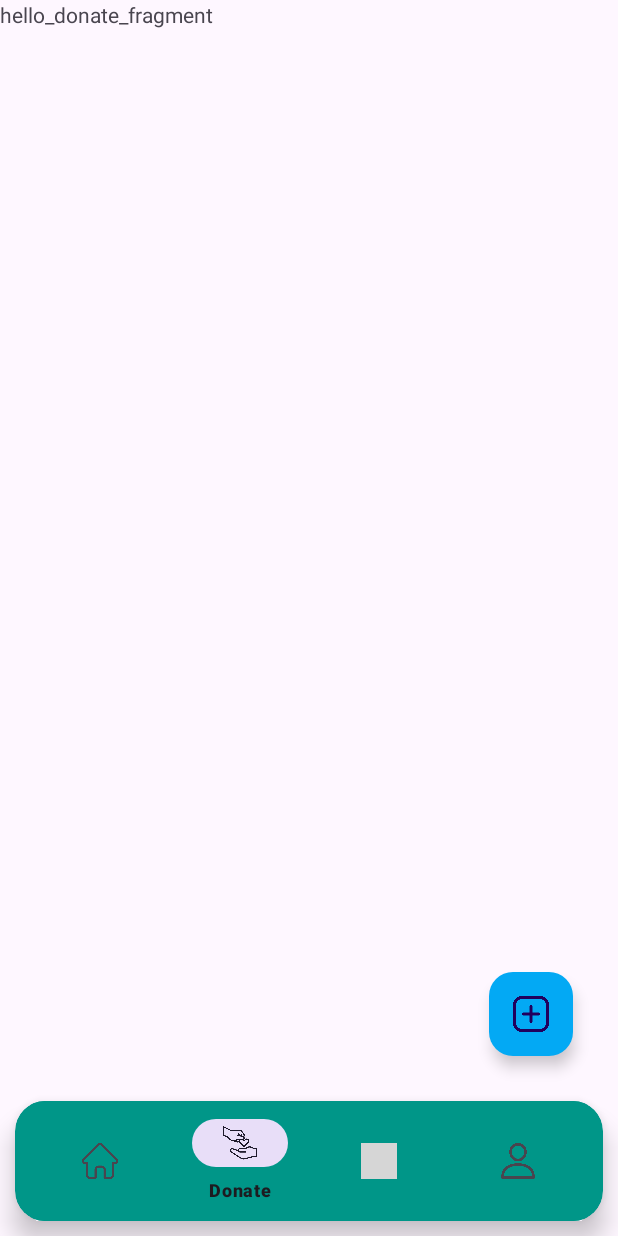
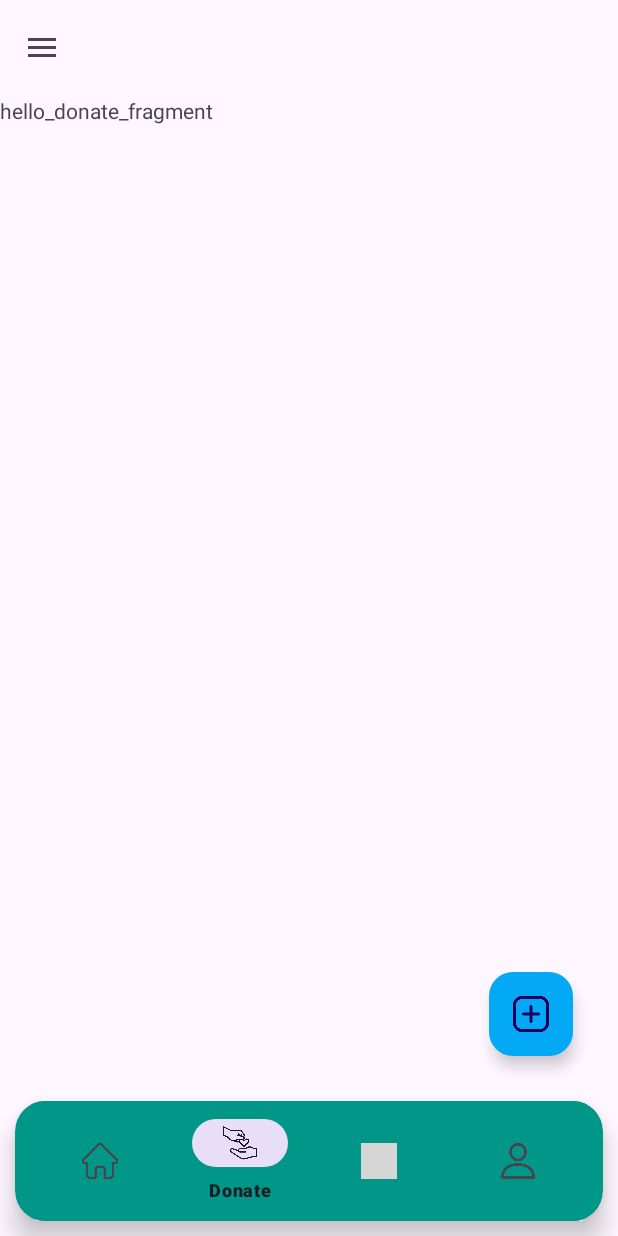
Before and after one commit to AnikAdhikari7/OneHeart, an Android app: the screen it shows after launch (MainActivity), item 2 of the bottom bar chosen, on a phone screen of 412 x 824 dp. Run offline under Robolectric (Android 15) with nearby library versions, the phone set to English and light mode, and no system bars; grey boxes are pictures that could not be loaded.

Commit message:
changes added

```diff
--- a/app/src/main/AndroidManifest.xml
+++ b/app/src/main/AndroidManifest.xml
@@ -14,7 +14,9 @@
         tools:targetApi="31">
         <activity
             android:name=".screens.PostActivity"
-            android:exported="false" />
+            android:exported="false" >
+
+        </activity>
         <activity
             android:name=".MainActivity"
             android:exported="true">
--- a/app/src/main/java/com/example/oneheart/MainActivity.kt
+++ b/app/src/main/java/com/example/oneheart/MainActivity.kt
@@ -1,5 +1,7 @@
 package com.example.oneheart
 
+import android.annotation.SuppressLint
+import android.content.Intent
 import androidx.appcompat.app.AppCompatActivity
 import android.os.Bundle
 import android.view.MenuItem
@@ -12,15 +14,20 @@ import com.example.oneheart.screens.HomeNavFragment
 import com.example.oneheart.screens.NgoNavFragment
 import com.example.oneheart.screens.PostActivity
 import com.example.oneheart.screens.ProfileNavFragment
+import java.util.Objects
 
 class MainActivity : AppCompatActivity() {
 
     private lateinit var binding: ActivityMainBinding
     private lateinit var toggle: ActionBarDrawerToggle
+    @SuppressLint("AppCompatMethod")
     override fun onCreate(savedInstanceState: Bundle?) {
         binding = ActivityMainBinding.inflate(layoutInflater)
         super.onCreate(savedInstanceState)
         setContentView(binding.root)
+
+        setSupportActionBar(binding.homeScreenToolbar)
+        supportActionBar?.setDisplayShowTitleEnabled(false)
 
         actionBar?.show()
 
@@ -63,7 +70,8 @@ class MainActivity : AppCompatActivity() {
         }
 
         binding.floatingPost.setOnClickListener {
-            intent = android.content.Intent(this, PostActivity::class.java)
+            intent = Intent(this@MainActivity, PostActivity::class.java)
+            startActivity(intent)
         }
     }
 
--- a/app/src/main/java/com/example/oneheart/screens/HomeNavFragment.kt
+++ b/app/src/main/java/com/example/oneheart/screens/HomeNavFragment.kt
@@ -7,7 +7,6 @@ import android.view.View
 import android.view.ViewGroup
 import androidx.recyclerview.widget.RecyclerView
 import com.example.oneheart.R
-import com.example.oneheart.adapter.HomeScreenAdapter
 
 // TODO: Rename parameter arguments, choose names that match
 // the fragment initialization parameters, e.g. ARG_ITEM_NUMBER
--- a/app/src/main/java/com/example/oneheart/screens/PostActivity.kt
+++ b/app/src/main/java/com/example/oneheart/screens/PostActivity.kt
@@ -7,11 +7,14 @@ import com.example.oneheart.databinding.ActivityPostBinding
 
 class PostActivity : AppCompatActivity() {
 
-    private var binding = ActivityPostBinding.inflate(layoutInflater)
+    private lateinit var binding: ActivityPostBinding
+
 
     override fun onCreate(savedInstanceState: Bundle?) {
         binding = ActivityPostBinding.inflate(layoutInflater)
         super.onCreate(savedInstanceState)
         setContentView(binding.root)
+
+
     }
 }
--- a/app/src/main/res/layout/activity_main.xml
+++ b/app/src/main/res/layout/activity_main.xml
@@ -10,11 +10,20 @@
         android:layout_width="match_parent"
         android:layout_height="match_parent">
 
+        <androidx.appcompat.widget.Toolbar
+            android:id="@+id/homeScreenToolbar"
+            android:layout_width="match_parent"
+            android:layout_height="wrap_content"
+            android:elevation="5dp"
+            app:layout_constraintEnd_toEndOf="parent"
+            app:layout_constraintStart_toStartOf="parent"
+            app:layout_constraintTop_toTopOf="parent"/>
+
         <FrameLayout
             android:layout_width="match_parent"
             android:layout_height="0dp"
             android:id="@+id/frameLayout"
-            app:layout_constraintTop_toTopOf="parent"
+            app:layout_constraintTop_toBottomOf="@id/homeScreenToolbar"
             app:layout_constraintStart_toStartOf="parent"
             app:layout_constraintEnd_toEndOf="parent"
             app:layout_constraintBottom_toTopOf="@id/cardBottomNavBar">
```
Also changed, not shown: app/build.gradle (+5 -2 lines), app/src/main/java/com/example/oneheart/adapter/HomeScreenAdapter.kt (deleted, +0 -26 lines), build.gradle (+13 -0 lines), 1 other file.
